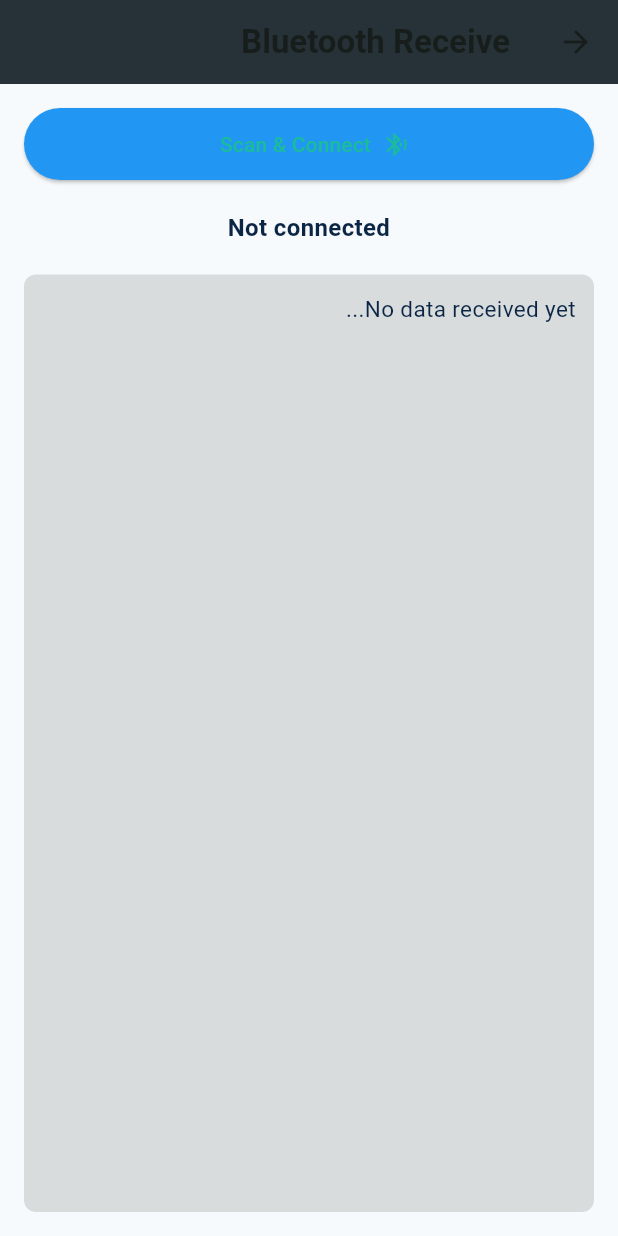
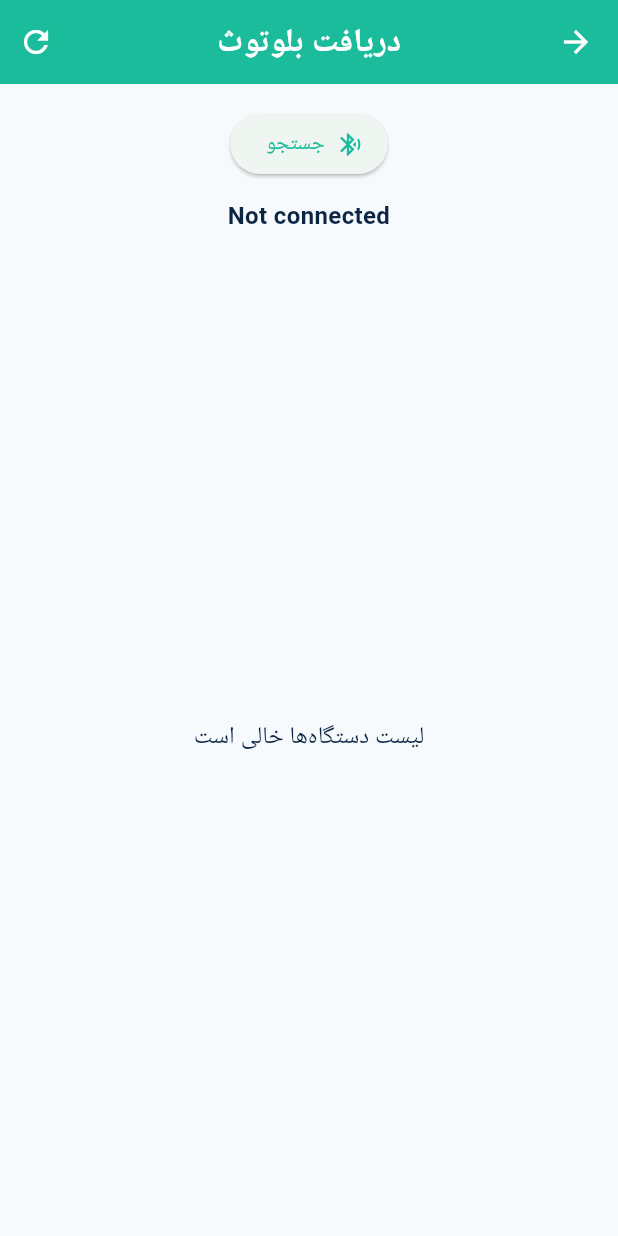
Before and after one commit to foadkaksamandi-blip/Soma_demo_app_foad, a Flutter app: the BluetoothReceiveScreen screen opened by its route, on a phone screen of 412 x 824 dp. Run offline on Flutter 3.47's test engine with Material 3 defaults, Android fonts, the phone set to English and light mode, and no system bars; our stand-ins replace flutter_blue_plus, flutter_bluetooth_serial, permission_handler, qr_flutter; missing offline and left inert: mobile_scanner.

Commit message:
Update bluetooth_receive_screen.dart

```diff
--- a/Soma_demo_app_foad/merchant-app/lib/screens/bluetooth_receive_screen.dart
+++ b/Soma_demo_app_foad/merchant-app/lib/screens/bluetooth_receive_screen.dart
@@ -1,15 +1,16 @@
+import 'dart:convert';
 import 'package:flutter/material.dart';
 import 'package:flutter_blue_plus/flutter_blue_plus.dart';
-import 'dart:convert';
 
 class BluetoothReceiveScreen extends StatefulWidget {
-  const BluetoothReceiveScreen({Key? key}) : super(key: key);
+  const BluetoothReceiveScreen({super.key});
 
   @override
   State<BluetoothReceiveScreen> createState() => _BluetoothReceiveScreenState();
 }
 
 class _BluetoothReceiveScreenState extends State<BluetoothReceiveScreen> {
+  final List<ScanResult> _results = [];
   BluetoothDevice? _connectedDevice;
   BluetoothCharacteristic? _rxCharacteristic;
   String _receivedData = '';
@@ -18,56 +19,65 @@ class _BluetoothReceiveScreenState extends State<BluetoothReceiveScreen> {
 
   Future<void> _startScan() async {
     setState(() => _isScanning = true);
+    _results.clear();
+    final sub = FlutterBluePlus.onScanResults.listen((list) {
+      setState(() {
+        _results
+          ..clear()
+          ..addAll(list);
+      });
+    });
     await FlutterBluePlus.startScan(timeout: const Duration(seconds: 6));
-
-    FlutterBluePlus.scanResults.listen((results) async {
-      for (ScanResult r in results) {
-        if (r.device.name.isNotEmpty && !_connected) {
     await FlutterBluePlus.stopScan();
-          await _connectToDevice(r.device);
-          break;
-        }
-      }
-    });
-
+    await sub.cancel();
     setState(() => _isScanning = false);
   }
 
   Future<void> _connectToDevice(BluetoothDevice device) async {
     try {
-      await device.connect();
-    } catch (_) {}
+      await device.connect(timeout: const Duration(seconds: 8));
       setState(() {
         _connectedDevice = device;
         _connected = true;
       });
 
-    List<BluetoothService> services = await device.discoverServices();
-    for (BluetoothService service in services) {
-      for (BluetoothCharacteristic c in service.characteristics) {
+      final services = await device.discoverServices();
+      for (final s in services) {
+        for (final c in s.characteristics) {
           if (c.properties.notify) {
             _rxCharacteristic = c;
             await c.setNotifyValue(true);
             c.onValueReceived.listen((value) {
-            setState(() {
-              _receivedData = utf8.decode(value);
-            });
+              setState(() => _receivedData = utf8.decode(value));
             });
             break;
           }
         }
+        if (_rxCharacteristic != null) break;
+      }
+
+      if (_rxCharacteristic == null && mounted) {
+        ScaffoldMessenger.of(context).showSnackBar(
+          const SnackBar(content: Text('Characteristic مناسب برای دریافت پیدا نشد')),
+        );
+      }
+    } catch (e) {
+      if (!mounted) return;
+      ScaffoldMessenger.of(context).showSnackBar(
+        SnackBar(content: Text('خطا در اتصال: $e')),
+      );
     }
   }
 
   Future<void> _disconnect() async {
     if (_connectedDevice != null) {
       await _connectedDevice!.disconnect();
+    }
     setState(() {
       _connectedDevice = null;
       _connected = false;
       _receivedData = '';
     });
-    }
   }
 
   @override
@@ -78,38 +88,34 @@ class _BluetoothReceiveScreenState extends State<BluetoothReceiveScreen> {
 
   @override
   Widget build(BuildContext context) {
+    const primaryTurquoise = Color(0xFF1ABC9C);
+
     return Scaffold(
       appBar: AppBar(
-        title: const Text('Bluetooth Receive'),
-        backgroundColor: Colors.blueGrey.shade900,
+        title: const Text('دریافت بلوتوث'),
+        backgroundColor: primaryTurquoise,
+        foregroundColor: Colors.white,
+        centerTitle: true,
+        actions: [IconButton(onPressed: _startScan, icon: const Icon(Icons.refresh))],
       ),
       body: Padding(
-        padding: const EdgeInsets.all(16.0),
+        padding: const EdgeInsets.all(16),
         child: Column(
           children: [
             ElevatedButton.icon(
-              onPressed: _isScanning
-                  ? null
-                  : _connected
-                      ? _disconnect
-                      : _startScan,
+              onPressed: _isScanning ? null : (_connected ? _disconnect : _startScan),
               icon: Icon(_connected ? Icons.bluetooth_disabled : Icons.bluetooth_searching),
-              label: Text(_connected ? 'Disconnect' : 'Scan & Connect'),
-              style: ElevatedButton.styleFrom(
-                backgroundColor: _connected ? Colors.redAccent : Colors.blue,
-                minimumSize: const Size(double.infinity, 48),
+              label: Text(_connected ? 'قطع اتصال' : 'جستجو'),
             ),
-            ),
-            const SizedBox(height: 20),
+            const SizedBox(height: 12),
             Text(
-              _connectedDevice != null
-                  ? 'Connected to: ${_connectedDevice!.name}'
-                  : 'Not connected',
+              _connectedDevice != null ? 'متصل به: ${_connectedDevice!.platformName}' : 'Not connected',
               style: const TextStyle(fontSize: 16, fontWeight: FontWeight.bold),
             ),
             const SizedBox(height: 20),
             Expanded(
-              child: Container(
+              child: _connected
+                  ? Container(
                       width: double.infinity,
                       padding: const EdgeInsets.all(12),
                       decoration: BoxDecoration(
@@ -118,13 +124,29 @@ class _BluetoothReceiveScreenState extends State<BluetoothReceiveScreen> {
                       ),
                       child: SingleChildScrollView(
                         child: Text(
-                    _receivedData.isEmpty
-                        ? 'No data received yet...'
-                        : _receivedData,
+                          _receivedData.isEmpty ? 'هنوز داده‌ای دریافت نشده...' : _receivedData,
                           style: const TextStyle(fontSize: 15),
                         ),
                       ),
+                    )
+                  : (_results.isEmpty
+                      ? const Center(child: Text('لیست دستگاه‌ها خالی است'))
+                      : ListView.separated(
+                          itemCount: _results.length,
+                          separatorBuilder: (_, __) => const Divider(height: 1),
+                          itemBuilder: (ctx, i) {
+                            final r = _results[i];
+                            final d = r.device;
+                            return ListTile(
+                              title: Text(d.platformName.isEmpty ? '(ناشناس)' : d.platformName),
+                              subtitle: Text(d.remoteId.str),
+                              trailing: ElevatedButton(
+                                onPressed: () => _connectToDevice(d),
+                                child: const Text('اتصال'),
                               ),
+                            );
+                          },
+                        )),
             ),
           ],
         ),
```
Lines whose indentation alone changed are shown as unchanged.
